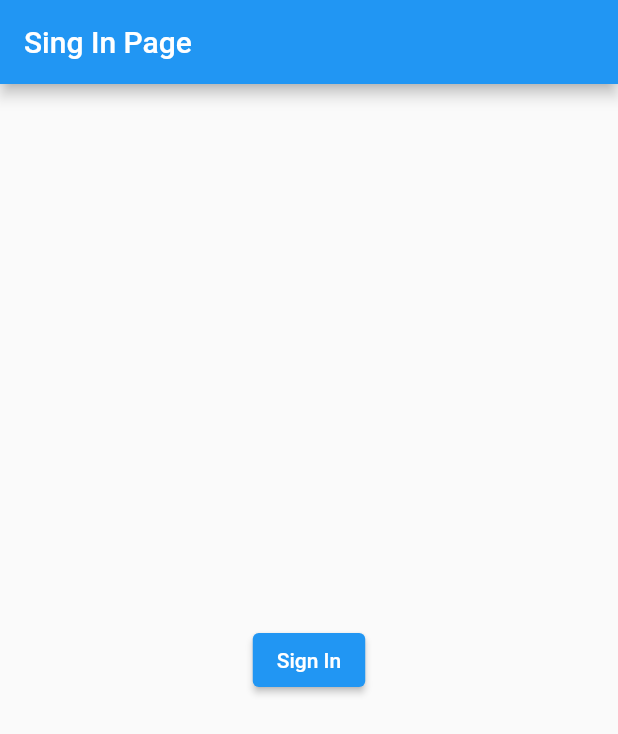
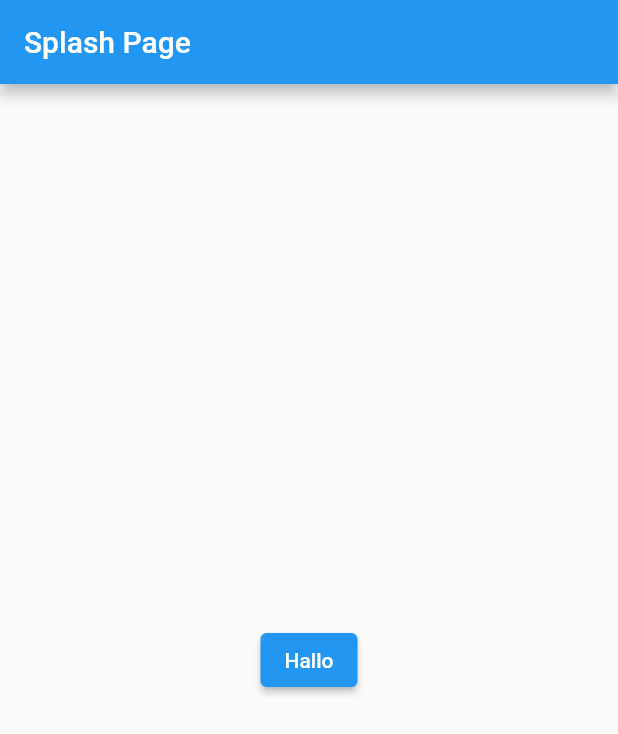
Before and after one commit to chandrafebrian/chandra_pos, a Flutter app: the screen it shows after launch, on a phone screen of 412 x 824 dp. Shown: the top 734 px of the screen. Run offline on Flutter 3.47's test engine with Material 2 defaults, Android fonts, the phone set to English and light mode, and no system bars; our stand-ins replace bloc, cloud_firestore, equatable, firebase_auth, firebase_core, flutter_bloc; accounts and stored records are empty.

Commit message:
up
Signed-off-by: chandrafebrian <chandrafebrian99@gmail.com>

```diff
--- a/lib/bloc/blocs.dart
+++ b/lib/bloc/blocs.dart
@@ -0,0 +1 @@
+export 'page_bloc.dart';
--- a/lib/bloc/page_bloc.dart
+++ b/lib/bloc/page_bloc.dart
@@ -5,7 +5,15 @@ part 'page_event.dart';
 part 'page_state.dart';
 
 class PageBloc extends Bloc<PageEvent, PageState> {
-  PageBloc() : super(OnInitialPage()) {
-    on<PageEvent>((event, emit) {});
+  PageBloc() : super(PageInitial()) {
+    on<PageEvent>((event, emit) {
+      if (event is GoToLoginPage) {
+        emit(OnLoginPage());
+      } else if (event is GoToSplashPage) {
+        emit(OnSplashPage());
+      } else if (event is GoToMainPage) {
+        emit(OnMainPage());
+      }
+    });
   }
 }
--- a/lib/bloc/page_state.dart
+++ b/lib/bloc/page_state.dart
@@ -7,7 +7,7 @@ abstract class PageState extends Equatable {
   List<Object> get props => [];
 }
 
-class OnInitialPage extends PageState {
+class PageInitial extends PageState {
   @override
   List<Object> get props => [];
 }
--- a/lib/main.dart
+++ b/lib/main.dart
@@ -2,7 +2,9 @@ import 'package:chandra_pos/services/services.dart';
 import 'package:chandra_pos/ui/pages/pages.dart';
 import 'package:firebase_core/firebase_core.dart';
 import 'package:flutter/material.dart';
+import 'package:flutter_bloc/flutter_bloc.dart';
 import 'package:provider/provider.dart';
+import 'bloc/blocs.dart';
 
 void main() async {
   WidgetsFlutterBinding.ensureInitialized();
@@ -18,9 +20,14 @@ class MyApp extends StatelessWidget {
     return StreamProvider.value(
       value: AuthServices().userStream,
       initialData: null,
-      child: const MaterialApp(
-        debugShowCheckedModeBanner: false,
-        home: Wrapper(),
+      child: MultiBlocProvider(
+        providers: [
+          BlocProvider(create: (_) => PageBloc()),
+        ],
+        child: const MaterialApp(
+          debugShowCheckedModeBanner: false,
+          home: Wrapper(),
+        ),
       ),
     );
   }
--- a/lib/shared/shared.dart
+++ b/lib/shared/shared.dart
@@ -1 +1,2 @@
+import 'package:chandra_pos/bloc/page_bloc.dart';
 part 'shared_value.dart';
--- a/lib/shared/shared_value.dart
+++ b/lib/shared/shared_value.dart
@@ -1 +1,3 @@
 part of 'shared.dart';
+
+PageEvent? previousPageEvent;
--- a/lib/ui/pages/main_page.dart
+++ b/lib/ui/pages/main_page.dart
@@ -12,7 +12,7 @@ class _MainPageState extends State<MainPage> {
   Widget build(BuildContext context) {
     return Scaffold(
       appBar: AppBar(
-        backgroundColor: Colors.black,
+        backgroundColor: Colors.blue,
         title: const Text('Main Page'),
       ),
       body: Center(
@@ -20,7 +20,7 @@ class _MainPageState extends State<MainPage> {
           onPressed: () {
             AuthServices().signOut();
           },
-          child: const Text('Sign Out'),
+          child: const Text('out'),
         ),
       ),
     );
--- a/lib/ui/pages/pages.dart
+++ b/lib/ui/pages/pages.dart
@@ -1,8 +1,9 @@
+import 'package:chandra_pos/bloc/page_bloc.dart';
 import 'package:chandra_pos/services/services.dart';
 import 'package:firebase_auth/firebase_auth.dart';
 import 'package:flutter/material.dart';
-import 'package:provider/provider.dart';
+import 'package:flutter_bloc/flutter_bloc.dart';
 part 'wrapper.dart';
 part 'main_page.dart';
-
 part 'sign_in.dart';
+part 'splash_page.dart';
--- /dev/null
+++ b/lib/ui/pages/splash_page.dart
@@ -0,0 +1,22 @@
+part of 'pages.dart';
+
+class SplashPage extends StatelessWidget {
+  const SplashPage({Key? key}) : super(key: key);
+
+  @override
+  Widget build(BuildContext context) {
+    return Scaffold(
+      appBar: AppBar(
+        title: const Text('Splash Page'),
+      ),
+      body: Center(
+        child: ElevatedButton(
+          onPressed: () {
+            context.read<PageBloc>().add(GoToLoginPage());
+          },
+          child: const Text('Hallo'),
+        ),
+      ),
+    );
+  }
+}
--- a/lib/ui/pages/wrapper.dart
+++ b/lib/ui/pages/wrapper.dart
@@ -5,13 +5,49 @@ class Wrapper extends StatelessWidget {
 
   @override
   Widget build(BuildContext context) {
-    // User? user = Provider.of<User?>(context);
     final User? user = context.watch<User?>();
 
     if (user == null) {
-      return const SignInPage();
+      context.read<PageBloc>().add(GoToSplashPage());
     } else {
-      return const MainPage();
+      context.read<PageBloc>().add(GoToMainPage());
     }
+
+    return BlocBuilder<PageBloc, PageState>(
+        builder: (context, state) => (state is OnSplashPage)
+            ? const SplashPage()
+            : (state is OnLoginPage)
+                ? const SignInPage()
+                : const MainPage());
   }
 }
+
+
+
+
+
+
+
+
+
+
+
+
+
+// if (user == null) {
+//       if (previousPageEvent is GoToSplashPage) {
+//         previousPageEvent = GoToSplashPage();
+//         context.read<PageBloc>().add(previousPageEvent!);
+//       }
+//     } else {
+//       if (previousPageEvent is GoToMainPage) {
+//         previousPageEvent = GoToMainPage();
+//         context.read<PageBloc>().add(previousPageEvent!);
+//       }
+//     }
+//     return BlocBuilder<PageBloc, PageState>(
+//         builder: (context, pageState) => (pageState is OnSplashPage)
+//             ? const SplashPage()
+//             : (pageState is OnLoginPage)
+//                 ? const SignInPage()
+//                 : const MainPage());
```
